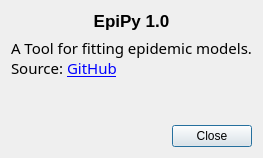
Qt form epipy/ui/view/aboutdialog.ui (ckaus/EpiPy) before a commit.
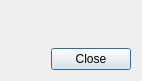
The same form after that commit.

```diff
--- a/epipy/ui/view/aboutdialog.ui
+++ b/epipy/ui/view/aboutdialog.ui
@@ -24,49 +24,9 @@
     <enum>QLayout::SetFixedSize</enum>
    </property>
    <item>
-    <widget class="QLabel" name="top_abel">
-     <property name="font">
-      <font>
-       <pointsize>13</pointsize>
-       <weight>75</weight>
-       <bold>true</bold>
-      </font>
-     </property>
+    <widget class="QLabel" name="text_label">
      <property name="text">
-      <string>EpiPy 1.0</string>
-     </property>
-     <property name="alignment">
-      <set>Qt::AlignCenter</set>
-     </property>
-    </widget>
-   </item>
-   <item>
-    <widget class="QLabel" name="bottom_label">
-     <property name="font">
-      <font>
-       <family>Sans</family>
-       <pointsize>11</pointsize>
-       <weight>50</weight>
-       <bold>false</bold>
-      </font>
-     </property>
-     <property name="autoFillBackground">
-      <bool>false</bool>
-     </property>
-     <property name="frameShape">
-      <enum>QFrame::NoFrame</enum>
-     </property>
-     <property name="frameShadow">
-      <enum>QFrame::Plain</enum>
-     </property>
-     <property name="lineWidth">
-      <number>1</number>
-     </property>
-     <property name="text">
-      <string>A Tool for fitting epidemic models.&lt;br /&gt;Source: &lt;a href=&quot;https://github.com/ckaus/EpiPy&quot;&gt;GitHub&lt;/a&gt;</string>
-     </property>
-     <property name="textFormat">
-      <enum>Qt::RichText</enum>
+      <string>&lt;html&gt;&lt;head/&gt;&lt;body&gt;&lt;p&gt;&lt;span style=&quot; font-size:11pt;&quot;&gt;&lt;br/&gt;&lt;/span&gt;&lt;/p&gt;&lt;/body&gt;&lt;/html&gt;</string>
      </property>
      <property name="wordWrap">
       <bool>false</bool>
@@ -79,19 +39,6 @@
      </property>
     </widget>
    </item>
-   <item>
-    <spacer name="vertical_spacer">
-     <property name="orientation">
-      <enum>Qt::Vertical</enum>
-     </property>
-     <property name="sizeHint" stdset="0">
-      <size>
-       <width>20</width>
-       <height>40</height>
-      </size>
-     </property>
-    </spacer>
-   </item>
    <item>
     <layout class="QHBoxLayout" name="horizontal_layout">
      <item>
```
Left out of the diff: 6 changed lines with no effect on the pictures.
